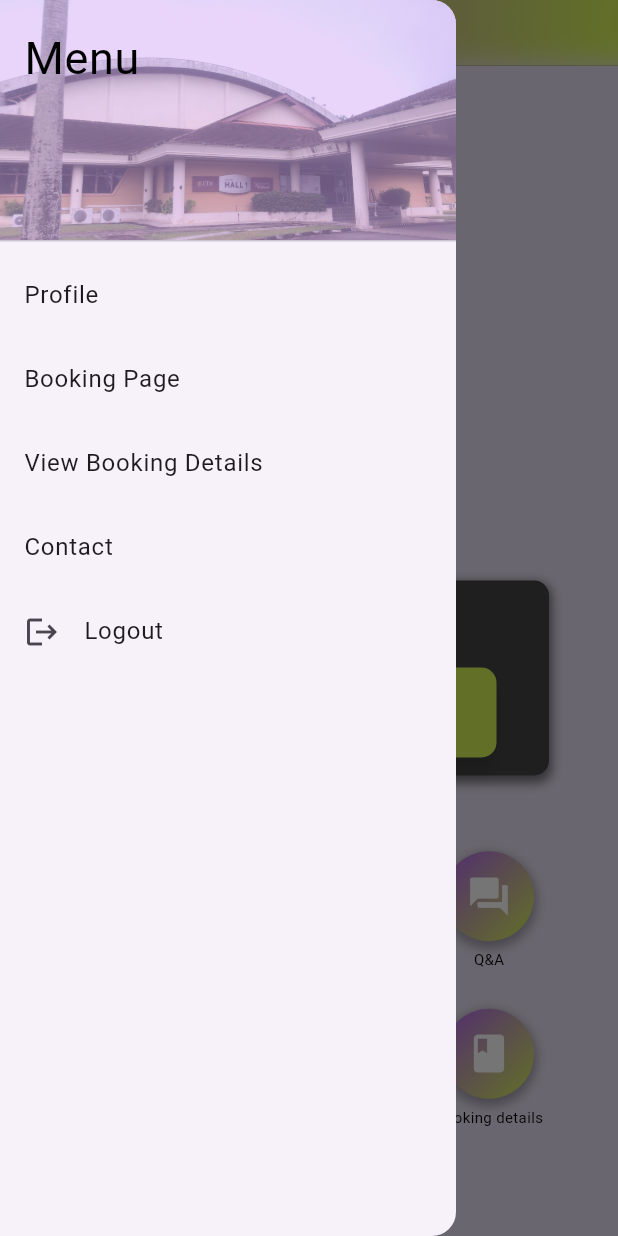
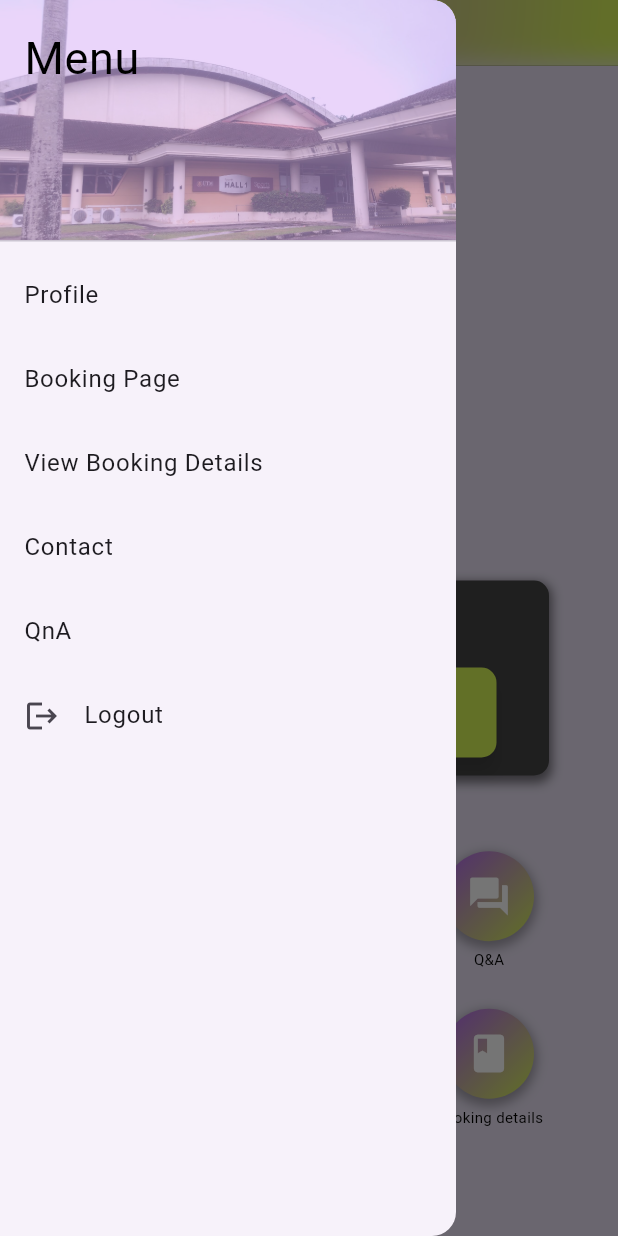
Before and after one commit to solerooooo/Sportplay, a Flutter app: the Home screen opened directly with empty values, with the side drawer open, on a phone screen of 412 x 824 dp. Run offline on Flutter 3.47's test engine with Material 3 defaults, Android fonts, the phone set to English and light mode, and no system bars; our stand-ins replace cloud_firestore, date_time_picker, file_picker, firebase_auth, firebase_core, firebase_storage and 6 more; missing offline and left inert: flutter_stripe; accounts and stored records are empty.

Commit message:
tukar icon reminder

```diff
--- a/sportplays/lib/screen/home.dart
+++ b/sportplays/lib/screen/home.dart
@@ -127,6 +127,17 @@ class _HomeState extends State<Home> {
                     context,
                     MaterialPageRoute(
                       builder: (context) => ContactPage(),
+                    ),
+                  );
+                },
+              ),
+              ListTile(
+                title: Text('QnA'), // Add Contact to the drawer
+                onTap: () {
+                  Navigator.push(
+                    context,
+                    MaterialPageRoute(
+                      builder: (context) => QnAPage(passUser: widget.passUser),
                     ),
                   );
                 },
@@ -326,7 +337,7 @@ class _HomeState extends State<Home> {
                       mainAxisAlignment: MainAxisAlignment.spaceEvenly,
                       children: [
                         _buildCircularButton(
-                          icon: Icons.home,
+                          icon: Icons.access_alarms,
                           label: 'Reminder',
                           onPressed: () {
                             // Navigate to Home
```
